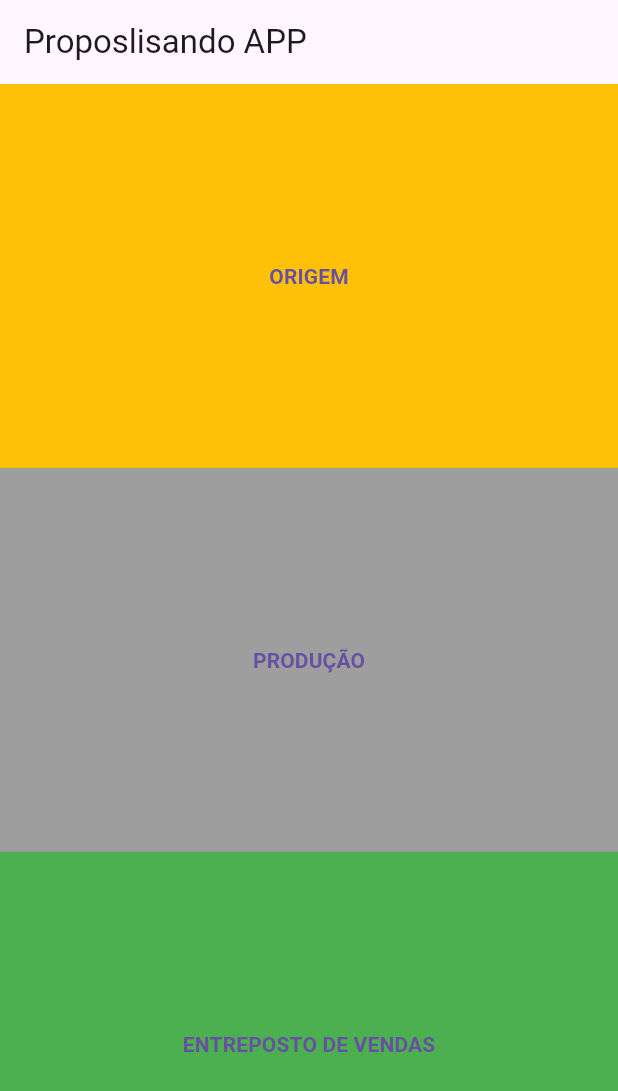
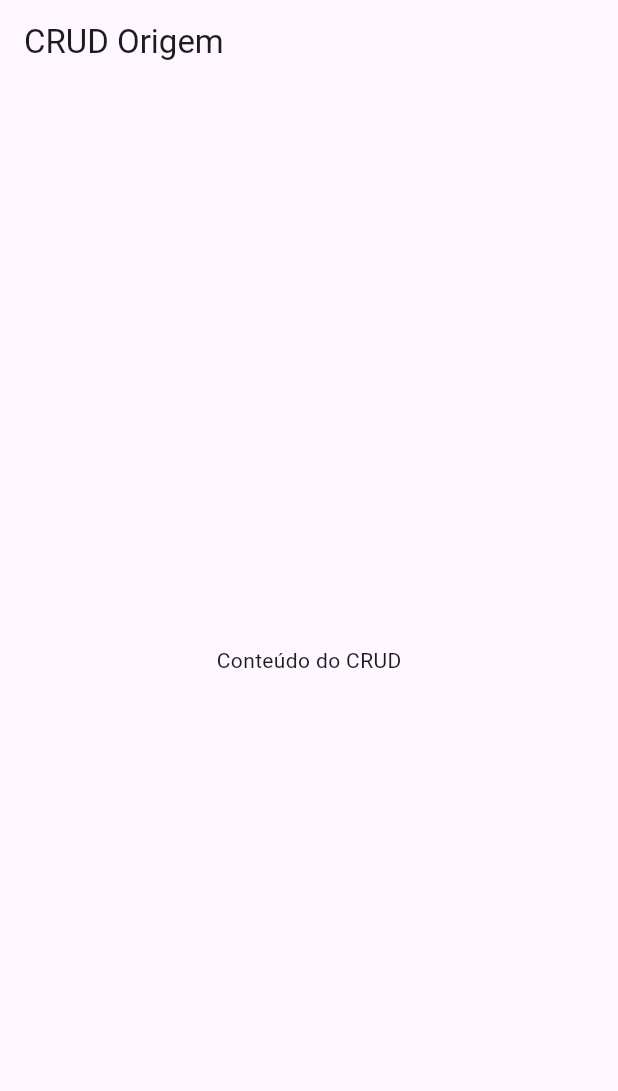
Before and after one commit to pepeuvine/proposlisandoApp, a Flutter app: the screen it shows after launch, after a tap on "ORIGEM", on a phone screen of 412 x 824 dp. Shown: the top 1091 px of the screen. Run offline on Flutter 3.47's test engine with Material 3 defaults, Android fonts, the phone set to English and light mode, and no system bars.

Commit message:
Criação das telas

```diff
--- a/lib/main.dart
+++ b/lib/main.dart
@@ -1,74 +1,19 @@
 import 'package:flutter/material.dart';
+import 'package:proposlisando_app/screens/homescreen.dart';
 
 void main(){
-  runApp(MyApp());
+  runApp(const MyApp());
 }
 
 class MyApp extends StatelessWidget{
+  const MyApp({super.key});
+
   @override
   Widget build(BuildContext context) {
     // TODO: implement build
-    return MaterialApp(
+    return const MaterialApp(
       debugShowCheckedModeBanner: false,
-      home: Scaffold(
-        appBar: AppBar(
-          title: const Text("Proposlisando APP"),
-        ),
-        body: Column(
-          mainAxisSize: MainAxisSize.min,
-          mainAxisAlignment: MainAxisAlignment.spaceEvenly,
-          children: [
-            Expanded(
-              child: SizedBox(
-                //height: 50,
-                width: double.infinity,
-                child: ElevatedButton(
-                  style: ElevatedButton.styleFrom(
-                    shape: RoundedRectangleBorder(
-                      borderRadius: BorderRadius.circular(0.0),
-                    ),
-                    backgroundColor: Colors.amber
-                  ),
-                  onPressed: (){},
-                  child: const Text("ORIGEM",style: TextStyle(fontWeight: FontWeight.bold),),
-                ),
-              ),
-            ),
-            Expanded(
-              child: SizedBox(
-                //height: 50,
-                width: double.infinity,
-                child: ElevatedButton(
-                  style: ElevatedButton.styleFrom(
-                    shape: RoundedRectangleBorder(
-                      borderRadius: BorderRadius.circular(0.0),
-                    ),
-                    backgroundColor: Colors.grey
-                  ),
-                  onPressed: (){},
-                  child: const Text("PRODUÇÃO",style: TextStyle(fontWeight: FontWeight.bold),),
-                ),
-              ),
-            ),
-            Expanded(
-              child: SizedBox(
-                //height: 50,
-                width: double.infinity,
-                child: ElevatedButton(
-                  style: ElevatedButton.styleFrom(
-                    shape: RoundedRectangleBorder(
-                      borderRadius: BorderRadius.circular(0.0),
-                      ),
-                      backgroundColor: Colors.green
-                  ),
-                  onPressed: (){},
-                  child: const Text("ENTREPOSTO DE VENDAS",style: TextStyle(fontWeight: FontWeight.bold),),
-                ),
-              ),
-            ),
-          ],
-        ),
-      ),
+      home: HomeScreen()
     );
   }
 
--- /dev/null
+++ b/lib/screens/EntrepostoScreen.dart
@@ -0,0 +1,20 @@
+import 'package:flutter/material.dart';
+
+class EntrepostoScreen extends StatelessWidget {
+  const EntrepostoScreen({super.key});
+
+  @override
+  Widget build(BuildContext context) {
+    return MaterialApp(
+      debugShowCheckedModeBanner: false,
+      home: Scaffold(
+        appBar: AppBar(
+          title:const Text('CRUD Entreposto de Vendas'),
+        ),
+        body: const Center(
+          child: Text('Conteúdo do CRUD'),
+        ),
+      ),
+    );
+  }
+}
--- /dev/null
+++ b/lib/screens/HomeScreen.dart
@@ -0,0 +1,93 @@
+import "package:flutter/material.dart";
+
+import 'package:proposlisando_app/screens/EntrepostoScreen.dart';
+import 'package:proposlisando_app/screens/OrigemScreen.dart';
+import 'package:proposlisando_app/screens/ProducaoScreen.dart';
+
+
+
+class HomeScreen extends StatelessWidget{
+  const HomeScreen({super.key});
+
+  @override
+  Widget build(BuildContext context) {
+   return MaterialApp(
+    debugShowCheckedModeBanner: false,
+     home: Scaffold(
+          appBar: AppBar(
+            title: const Text("Proposlisando APP"),
+          ),
+          body: Column(
+            mainAxisSize: MainAxisSize.min,
+            mainAxisAlignment: MainAxisAlignment.spaceEvenly,
+            children: [
+              Expanded(
+                child: SizedBox(
+                  //height: 50,
+                  width: double.infinity,
+                  child: ElevatedButton(
+                    style: ElevatedButton.styleFrom(
+                      shape: RoundedRectangleBorder(
+                        borderRadius: BorderRadius.circular(0.0),
+                      ),
+                      backgroundColor: Colors.amber
+                    ),
+                    onPressed: (){
+                      Navigator.push(
+                        context,
+                        MaterialPageRoute(builder: (context) => const OrigemScreen()),
+                        );
+                    },
+                    child: const Text("ORIGEM",style: TextStyle(fontWeight: FontWeight.bold),),
+                  ),
+                ),
+              ),
+              Expanded(
+                child: SizedBox(
+                  //height: 50,
+                  width: double.infinity,
+                  child: ElevatedButton(
+                    style: ElevatedButton.styleFrom(
+                      shape: RoundedRectangleBorder(
+                        borderRadius: BorderRadius.circular(0.0),
+                      ),
+                      backgroundColor: Colors.grey
+                    ),
+                    onPressed: (){
+                      Navigator.push(
+                        context,
+                        MaterialPageRoute(builder: (context) => const ProducaoScreen()),
+                        );
+                    },
+                    child: const Text("PRODUÇÃO",style: TextStyle(fontWeight: FontWeight.bold),),
+                  ),
+                ),
+              ),
+              Expanded(
+                child: SizedBox(
+                  //height: 50,
+                  width: double.infinity,
+                  child: ElevatedButton(
+                    style: ElevatedButton.styleFrom(
+                      shape: RoundedRectangleBorder(
+                        borderRadius: BorderRadius.circular(0.0),
+                        ),
+                        backgroundColor: Colors.green
+                    ),
+                    onPressed: (){
+                      Navigator.push(
+                        context,
+                        MaterialPageRoute(builder: (context) => const EntrepostoScreen()),
+                        );
+                    },
+                    child: const Text("ENTREPOSTO DE VENDAS",style: TextStyle(fontWeight: FontWeight.bold),),
+                  ),
+                ),
+              ),
+            ],
+          ),
+        ),
+   );
+  }
+
+}
--- /dev/null
+++ b/lib/screens/OrigemScreen.dart
@@ -0,0 +1,20 @@
+import 'package:flutter/material.dart';
+
+class OrigemScreen extends StatelessWidget {
+  const OrigemScreen({super.key});
+
+  @override
+  Widget build(BuildContext context) {
+    return MaterialApp(
+      debugShowCheckedModeBanner: false,
+      home: Scaffold(
+        appBar: AppBar(
+          title:const Text('CRUD Origem'),
+        ),
+        body: const Center(
+          child: Text('Conteúdo do CRUD'),
+        ),
+      ),
+    );
+  }
+}
--- /dev/null
+++ b/lib/screens/ProducaoScreen.dart
@@ -0,0 +1,20 @@
+import 'package:flutter/material.dart';
+
+class ProducaoScreen extends StatelessWidget {
+  const ProducaoScreen ({super.key});
+
+  @override
+  Widget build(BuildContext context) {
+    return MaterialApp(
+      debugShowCheckedModeBanner: false,
+      home: Scaffold(
+        appBar: AppBar(
+          title:const Text('CRUD Produção'),
+        ),
+        body: const Center(
+          child: Text('Conteúdo do CRUD'),
+        ),
+      ),
+    );
+  }
+}
```
